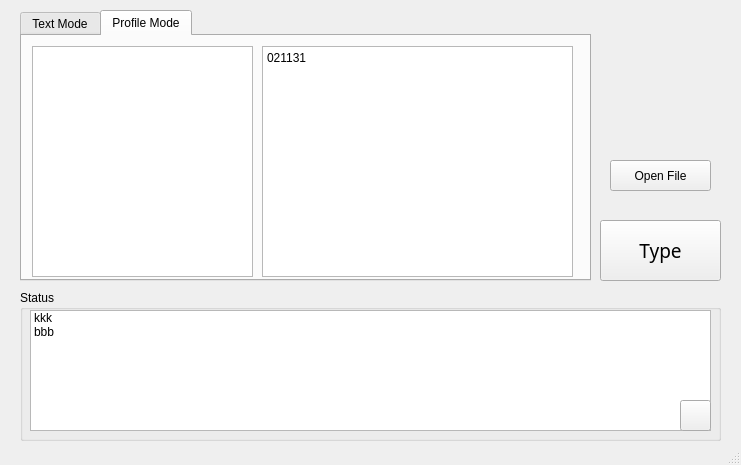
First picture: the form in text2keystroke_framework.ui, repository duchenpaul/text2keystroke_GUI, before the edit.
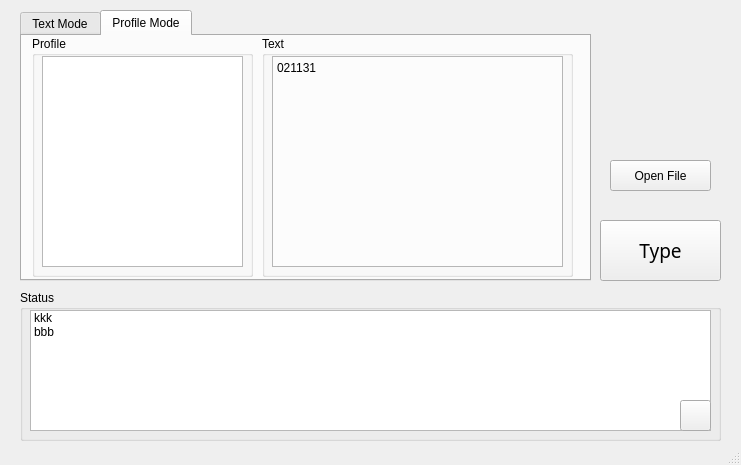
Second picture: the form after the edit. Icons and pictures are not drawn.

```diff
--- a/text2keystroke_framework.ui
+++ b/text2keystroke_framework.ui
@@ -204,10 +204,10 @@
      <widget class="QListWidget" name="profileList">
       <property name="geometry">
        <rect>
-        <x>10</x>
-        <y>10</y>
-        <width>221</width>
-        <height>231</height>
+        <x>20</x>
+        <y>20</y>
+        <width>201</width>
+        <height>211</height>
        </rect>
       </property>
      </widget>
@@ -217,10 +217,10 @@
       </property>
       <property name="geometry">
        <rect>
-        <x>240</x>
-        <y>10</y>
-        <width>311</width>
-        <height>231</height>
+        <x>250</x>
+        <y>20</y>
+        <width>291</width>
+        <height>211</height>
        </rect>
       </property>
       <property name="frameShadow">
@@ -234,6 +234,36 @@
 &lt;p style=&quot; margin-top:0px; margin-bottom:0px; margin-left:0px; margin-right:0px; -qt-block-indent:0; text-indent:0px;&quot;&gt;021131&lt;/p&gt;&lt;/body&gt;&lt;/html&gt;</string>
       </property>
      </widget>
+     <widget class="QGroupBox" name="groupBox_3">
+      <property name="geometry">
+       <rect>
+        <x>10</x>
+        <y>0</y>
+        <width>221</width>
+        <height>241</height>
+       </rect>
+      </property>
+      <property name="title">
+       <string>Profile</string>
+      </property>
+     </widget>
+     <widget class="QGroupBox" name="groupBox_4">
+      <property name="geometry">
+       <rect>
+        <x>240</x>
+        <y>0</y>
+        <width>311</width>
+        <height>241</height>
+       </rect>
+      </property>
+      <property name="title">
+       <string>Text</string>
+      </property>
+     </widget>
+     <zorder>groupBox_3</zorder>
+     <zorder>profileList</zorder>
+     <zorder>profileText</zorder>
+     <zorder>groupBox_4</zorder>
     </widget>
    </widget>
   </widget>
```
